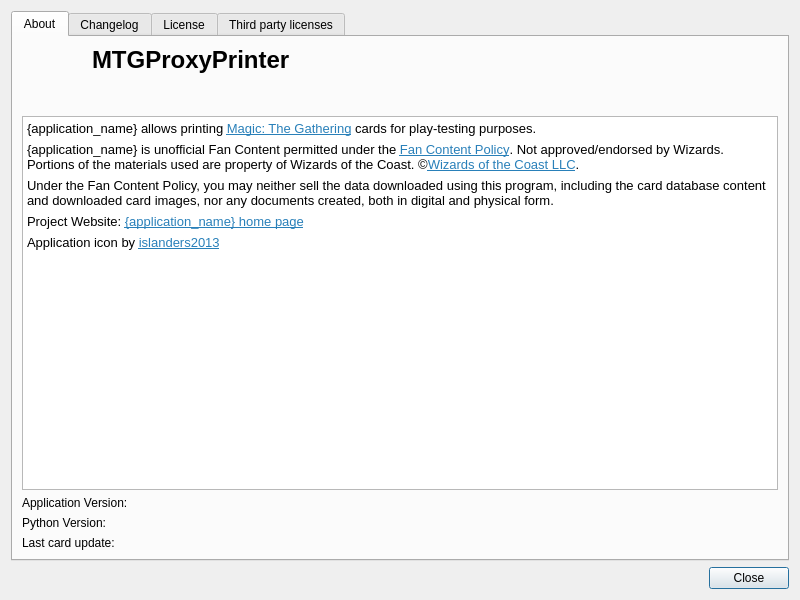
First picture: the form in mtg_proxy_printer/resources/ui/about_dialog.ui, repository luziferius/MTGProxyPrinter, before the edit.
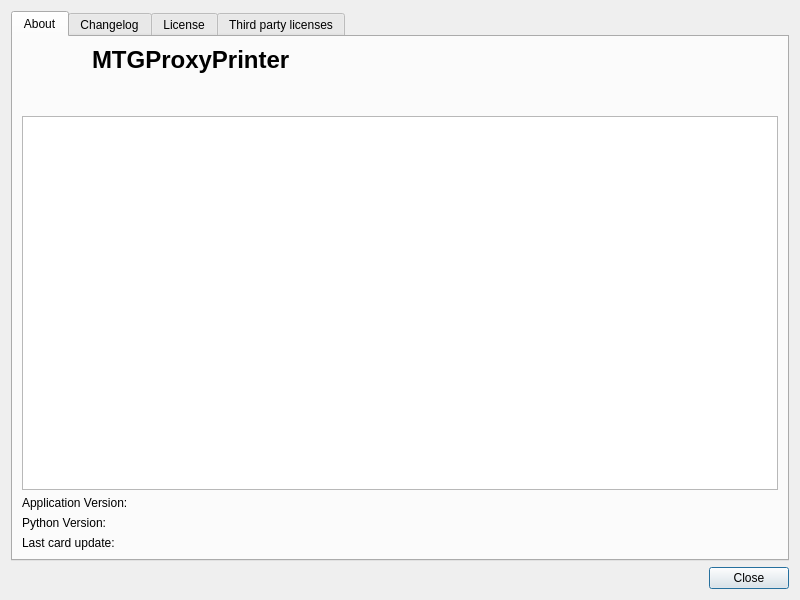
Second picture: the form after the edit.

Commit message:
AboutDialog.ui: Remove the HTML text of the about text. Update translations from Crowdin.
FossilOrigin-Name: 51d47a3bad813bed748d218aaff3396c82d3a82351dc500b3c15ef8e895843aa

Patch:
```diff
--- a/mtg_proxy_printer/resources/ui/about_dialog.ui
+++ b/mtg_proxy_printer/resources/ui/about_dialog.ui
@@ -139,17 +139,6 @@
 
 </string>
          </property>
-         <property name="html">
-          <string>&lt;!DOCTYPE HTML PUBLIC &quot;-//W3C//DTD HTML 4.0//EN&quot; &quot;http://www.w3.org/TR/REC-html40/strict.dtd&quot;&gt;
-&lt;html&gt;&lt;head&gt;&lt;meta name=&quot;qrichtext&quot; content=&quot;1&quot; /&gt;&lt;style type=&quot;text/css&quot;&gt;
-p, li { white-space: pre-wrap; }
-&lt;/style&gt;&lt;/head&gt;&lt;body style=&quot; font-family:'Noto Sans'; font-size:10pt; font-weight:400; font-style:normal;&quot;&gt;
-&lt;p style=&quot; margin-top:6px; margin-bottom:6px; margin-left:0px; margin-right:0px; -qt-block-indent:0; text-indent:0px;&quot;&gt;{application_name} allows printing &lt;a href=&quot;https://magic.wizards.com/&quot;&gt;&lt;span style=&quot; text-decoration: underline; color:#2980b9;&quot;&gt;Magic: The Gathering&lt;/span&gt;&lt;/a&gt; cards for play-testing purposes.&lt;/p&gt;
-&lt;p style=&quot; margin-top:6px; margin-bottom:6px; margin-left:0px; margin-right:0px; -qt-block-indent:0; text-indent:0px;&quot;&gt;{application_name} is unofficial Fan Content permitted under the &lt;a href=&quot;https://company.wizards.com/fancontentpolicy&quot;&gt;&lt;span style=&quot; text-decoration: underline; color:#2980b9;&quot;&gt;Fan Content Policy&lt;/span&gt;&lt;/a&gt;. Not approved/endorsed by Wizards. Portions of the materials used are property of Wizards of the Coast. ©&lt;a href=&quot;https://company.wizards.com/&quot;&gt;&lt;span style=&quot; text-decoration: underline; color:#2980b9;&quot;&gt;Wizards of the Coast LLC&lt;/span&gt;&lt;/a&gt;.&lt;/p&gt;
-&lt;p style=&quot; margin-top:6px; margin-bottom:6px; margin-left:0px; margin-right:0px; -qt-block-indent:0; text-indent:0px;&quot;&gt;Under the Fan Content Policy, you may neither sell the data downloaded using this program, including the card database content and downloaded card images, nor any documents created, both in digital and physical form.&lt;/p&gt;
-&lt;p style=&quot; margin-top:6px; margin-bottom:6px; margin-left:0px; margin-right:0px; -qt-block-indent:0; text-indent:0px;&quot;&gt;Project Website: &lt;a href=&quot;{application_home_page}&quot;&gt;&lt;span style=&quot; text-decoration: underline; color:#2980b9;&quot;&gt;{application_name} home page&lt;/span&gt;&lt;/a&gt;&lt;/p&gt;
-&lt;p style=&quot; margin-top:6px; margin-bottom:6px; margin-left:0px; margin-right:0px; -qt-block-indent:0; text-indent:0px;&quot;&gt;Application icon by &lt;a href=&quot;https://www.reddit.com/user/islanders2013/&quot;&gt;&lt;span style=&quot; text-decoration: underline; color:#2980b9;&quot;&gt;islanders2013&lt;/span&gt;&lt;/a&gt;&lt;/p&gt;&lt;/body&gt;&lt;/html&gt;</string>
-         </property>
          <property name="openExternalLinks">
           <bool>true</bool>
          </property>
```
Left out of the diff: 1 changed line with no effect on the pictures. The commit also changes 2 other files.
